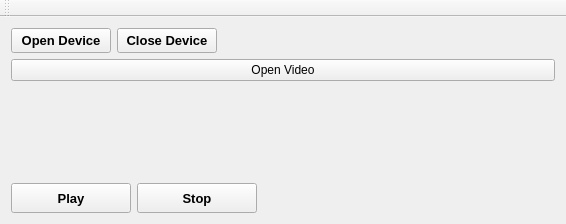
Qt form mainwindow.ui (Goodjamp/softVideoHSUDB) before a commit.
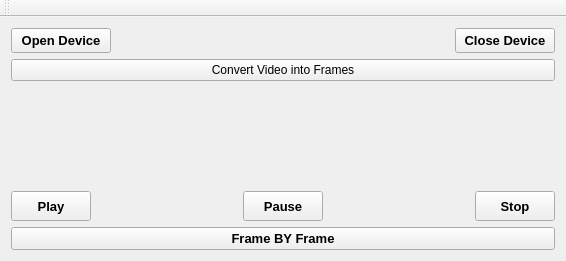
The same form after that commit.

```diff
--- a/mainwindow.ui
+++ b/mainwindow.ui
@@ -7,7 +7,7 @@
     <x>0</x>
     <y>0</y>
     <width>566</width>
-    <height>224</height>
+    <height>261</height>
    </rect>
   </property>
   <property name="windowTitle">
@@ -43,6 +43,19 @@
         </property>
        </widget>
       </item>
+      <item>
+       <spacer name="horizontalSpacer_2">
+        <property name="orientation">
+         <enum>Qt::Horizontal</enum>
+        </property>
+        <property name="sizeHint" stdset="0">
+         <size>
+          <width>40</width>
+          <height>20</height>
+         </size>
+        </property>
+       </spacer>
+      </item>
       <item>
        <widget class="QPushButton" name="pushButtonCloseDevice">
         <property name="minimumSize">
@@ -69,25 +82,12 @@
         </property>
        </widget>
       </item>
-      <item>
-       <spacer name="horizontalSpacer_2">
-        <property name="orientation">
-         <enum>Qt::Horizontal</enum>
-        </property>
-        <property name="sizeHint" stdset="0">
-         <size>
-          <width>40</width>
-          <height>20</height>
-         </size>
-        </property>
-       </spacer>
-      </item>
      </layout>
     </item>
     <item>
      <widget class="QPushButton" name="pushButton">
       <property name="text">
-       <string>Open Video</string>
+       <string>Convert Video into Frames</string>
       </property>
      </widget>
     </item>
@@ -110,13 +110,13 @@
        <widget class="QPushButton" name="pushButtonPlay">
         <property name="minimumSize">
          <size>
-          <width>120</width>
+          <width>80</width>
           <height>30</height>
          </size>
         </property>
         <property name="maximumSize">
          <size>
-          <width>120</width>
+          <width>80</width>
           <height>30</height>
          </size>
         </property>
@@ -132,17 +132,69 @@
         </property>
        </widget>
       </item>
+      <item>
+       <spacer name="horizontalSpacer">
+        <property name="orientation">
+         <enum>Qt::Horizontal</enum>
+        </property>
+        <property name="sizeHint" stdset="0">
+         <size>
+          <width>40</width>
+          <height>20</height>
+         </size>
+        </property>
+       </spacer>
+      </item>
+      <item>
+       <widget class="QPushButton" name="pushButtonPause">
+        <property name="minimumSize">
+         <size>
+          <width>80</width>
+          <height>30</height>
+         </size>
+        </property>
+        <property name="maximumSize">
+         <size>
+          <width>80</width>
+          <height>30</height>
+         </size>
+        </property>
+        <property name="font">
+         <font>
+          <pointsize>10</pointsize>
+          <weight>75</weight>
+          <bold>true</bold>
+         </font>
+        </property>
+        <property name="text">
+         <string>Pause</string>
+        </property>
+       </widget>
+      </item>
+      <item>
+       <spacer name="horizontalSpacer_7">
+        <property name="orientation">
+         <enum>Qt::Horizontal</enum>
+        </property>
+        <property name="sizeHint" stdset="0">
+         <size>
+          <width>40</width>
+          <height>20</height>
+         </size>
+        </property>
+       </spacer>
+      </item>
       <item>
        <widget class="QPushButton" name="pushButtonStop">
         <property name="minimumSize">
          <size>
-          <width>120</width>
+          <width>80</width>
           <height>30</height>
          </size>
         </property>
         <property name="maximumSize">
          <size>
-          <width>120</width>
+          <width>80</width>
           <height>30</height>
          </size>
         </property>
@@ -158,21 +210,22 @@
         </property>
        </widget>
       </item>
-      <item>
-       <spacer name="horizontalSpacer_7">
-        <property name="orientation">
-         <enum>Qt::Horizontal</enum>
-        </property>
-        <property name="sizeHint" stdset="0">
-         <size>
-          <width>40</width>
-          <height>20</height>
-         </size>
-        </property>
-       </spacer>
-      </item>
      </layout>
     </item>
+    <item>
+     <widget class="QPushButton" name="pushButtonFrameByFrame">
+      <property name="font">
+       <font>
+        <pointsize>10</pointsize>
+        <weight>75</weight>
+        <bold>true</bold>
+       </font>
+      </property>
+      <property name="text">
+       <string>Frame BY Frame</string>
+      </property>
+     </widget>
+    </item>
    </layout>
   </widget>
   <widget class="QToolBar" name="mainToolBar">
```
